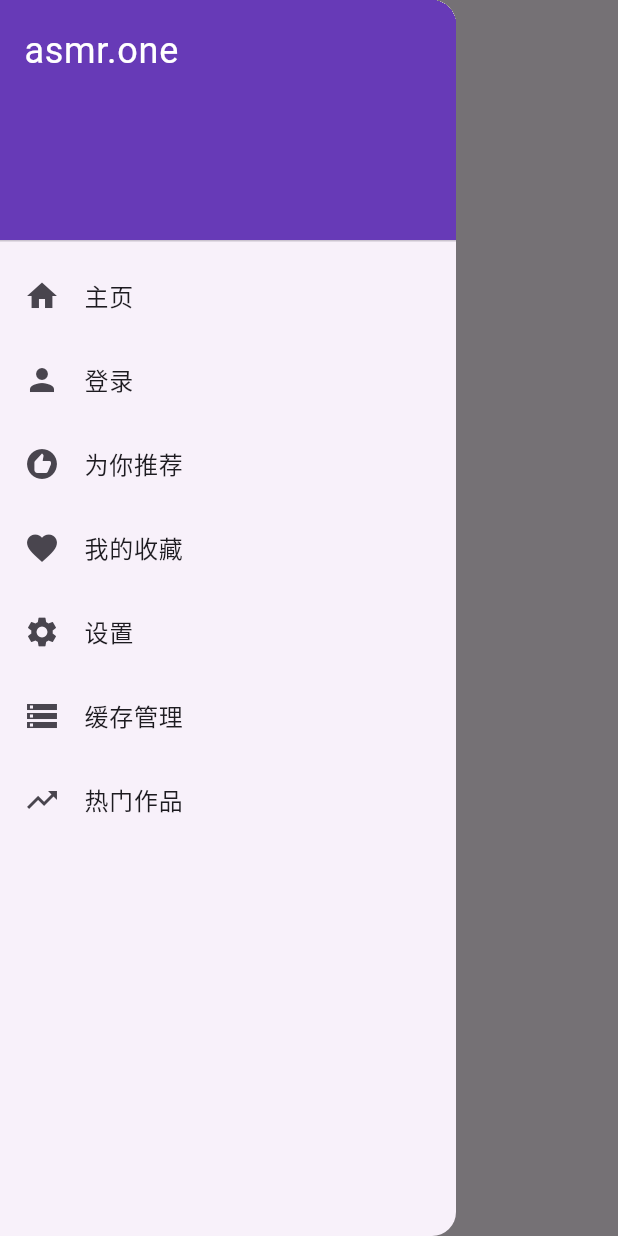
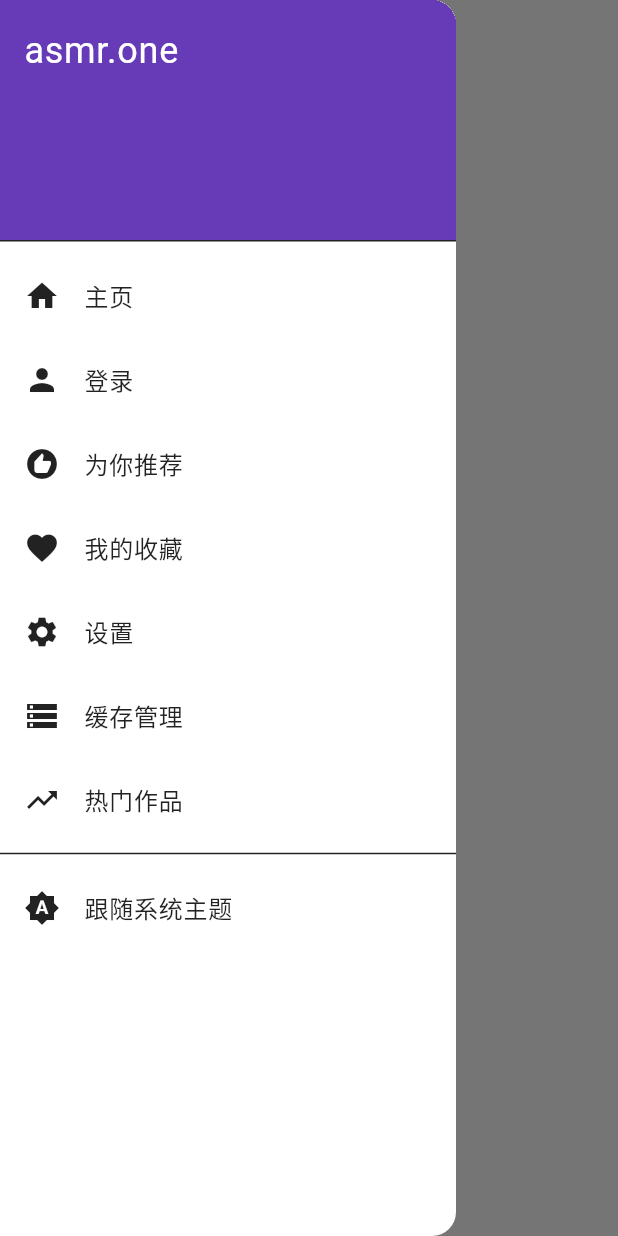
Before and after one commit to weijianxian/Yuro, a Flutter app: the RecommendScreen screen opened directly, with the side drawer open, on a phone screen of 412 x 824 dp. Run offline on Flutter 3.47's test engine with Material 3 defaults, Android fonts, the phone set to English and light mode, and no system bars; our stand-ins replace audio_service, cached_network_image, dio, flutter_cache_manager, freezed_annotation, get_it and 5 more; missing offline and left inert: audio_session; accounts and stored records are empty; network calls fail; statements that could not run were skipped.

Commit message:
Implement theme management system with dynamic theme switching
- Introduced ThemeController for managing theme modes (light, dark, system) with persistent storage using SharedPreferences.
- Updated MyApp to utilize ThemeController, allowing dynamic theme switching based on user preference.
- Created AppTheme and AppColors classes to define light and dark theme configurations.
- Added theme mode toggle functionality in DrawerMenu and a dedicated ThemeModeButton for user interaction.
- Enhanced MainScreen to support theme changes, improving overall user experience and visual consistency.

These changes enhance the application's theming capabilities, providing users with a customizable interface that adapts to their preferences.

```diff
--- a/lib/core/di/service_locator.dart
+++ b/lib/core/di/service_locator.dart
@@ -13,6 +13,7 @@ import '../subtitle/subtitle_loader.dart';
 import '../../core/audio/storage/i_playback_state_repository.dart';
 import '../../core/audio/storage/playback_state_repository.dart';
 import '../audio/events/playback_event_hub.dart';
+import '../../core/theme/theme_controller.dart';
 
 final getIt = GetIt.instance;
 
@@ -79,6 +80,11 @@ Future<void> setupServiceLocator() async {
   );
 
   setupSubtitleServices();
+
+  // 注册主题控制器
+  getIt.registerLazySingleton<ThemeController>(
+    () => ThemeController(prefs),
+  );
 }
 
 void setupSubtitleServices() {
--- /dev/null
+++ b/lib/core/theme/app_colors.dart
@@ -0,0 +1,49 @@
+import 'package:flutter/material.dart';
+
+/// 应用颜色配置
+class AppColors {
+  // 禁止实例化
+  const AppColors._();
+
+  // 亮色主题颜色
+  static const ColorScheme lightColorScheme = ColorScheme.light(
+    // 基础色调
+    primary: Color(0xFF6750A4),
+    onPrimary: Colors.white,
+
+    // 表面颜色
+    surface: Colors.white,
+    surfaceVariant: Color(0xFFF4F4F4),
+    onSurface: Colors.black87,
+
+    // 背景颜色
+    background: Colors.white,
+    onBackground: Colors.black87,
+
+    // 错误状态颜色
+    error: Color(0xFFB3261E),
+    errorContainer: Color(0xFFF9DEDC),
+    onError: Colors.white,
+  );
+
+  // 暗色主题颜色
+  static const ColorScheme darkColorScheme = ColorScheme.dark(
+    // 基础色调
+    primary: Color(0xFFD0BCFF),
+    onPrimary: Color(0xFF381E72),
+
+    // 表面颜色
+    surface: Color(0xFF1C1B1F),
+    surfaceVariant: Color(0xFF2B2930),
+    onSurface: Colors.white,
+
+    // 背景颜色
+    background: Color(0xFF1C1B1F),
+    onBackground: Colors.white,
+
+    // 错误状态颜色
+    error: Color(0xFFF2B8B5),
+    errorContainer: Color(0xFF8C1D18),
+    onError: Color(0xFF601410),
+  );
+}
--- /dev/null
+++ b/lib/core/theme/app_theme.dart
@@ -0,0 +1,52 @@
+import 'package:flutter/material.dart';
+import 'app_colors.dart';
+
+/// 应用主题配置
+class AppTheme {
+  // 禁止实例化
+  const AppTheme._();
+
+  // 亮色主题
+  static ThemeData get light => ThemeData(
+    useMaterial3: true,
+    brightness: Brightness.light,
+    colorScheme: AppColors.lightColorScheme,
+
+    // Card主题
+    cardTheme: const CardTheme(
+      elevation: 0,
+      shape: RoundedRectangleBorder(
+        borderRadius: BorderRadius.all(Radius.circular(12)),
+      ),
+    ),
+
+    // AppBar主题
+    appBarTheme: const AppBarTheme(
+      centerTitle: true,
+      elevation: 0,
+      scrolledUnderElevation: 0,
+    ),
+  );
+
+  // 暗色主题
+  static ThemeData get dark => ThemeData(
+    useMaterial3: true,
+    brightness: Brightness.dark,
+    colorScheme: AppColors.darkColorScheme,
+
+    // Card主题
+    cardTheme: const CardTheme(
+      elevation: 0,
+      shape: RoundedRectangleBorder(
+        borderRadius: BorderRadius.all(Radius.circular(12)),
+      ),
+    ),
+
+    // AppBar主题
+    appBarTheme: const AppBarTheme(
+      centerTitle: true,
+      elevation: 0,
+      scrolledUnderElevation: 0,
+    ),
+  );
+}
--- a/lib/widgets/drawer_menu.dart
+++ b/lib/widgets/drawer_menu.dart
@@ -7,6 +7,7 @@ import 'package:asmrapp/screens/favorites_screen.dart';
 import 'package:asmrapp/screens/recommend_screen.dart';
 import 'package:asmrapp/screens/settings/cache_manager_screen.dart';
 import 'package:asmrapp/screens/popular_screen.dart';
+import 'package:asmrapp/core/theme/theme_controller.dart';
 
 class DrawerMenu extends StatelessWidget {
   const DrawerMenu({super.key});
@@ -137,8 +138,40 @@ class DrawerMenu extends StatelessWidget {
               );
             },
           ),
+          const Divider(),
+          Consumer<ThemeController>(
+            builder: (context, themeController, _) {
+              return ListTile(
+                leading: Icon(_getThemeIcon(themeController.themeMode)),
+                title: Text(_getThemeText(themeController.themeMode)),
+                onTap: () => themeController.toggleThemeMode(),
+              );
+            },
+          ),
         ],
       ),
     );
   }
+
+  IconData _getThemeIcon(ThemeMode mode) {
+    switch (mode) {
+      case ThemeMode.system:
+        return Icons.brightness_auto;
+      case ThemeMode.light:
+        return Icons.brightness_high;
+      case ThemeMode.dark:
+        return Icons.brightness_2;
+    }
+  }
+
+  String _getThemeText(ThemeMode mode) {
+    switch (mode) {
+      case ThemeMode.system:
+        return '跟随系统主题';
+      case ThemeMode.light:
+        return '浅色模式';
+      case ThemeMode.dark:
+        return '深色模式';
+    }
+  }
 }
```
Also changed, not shown: lib/core/theme/theme_controller.dart (added, +41 -0 lines), lib/main.dart (+17 -10 lines), lib/widgets/common/theme_mode_button.dart (added, +42 -0 lines).
